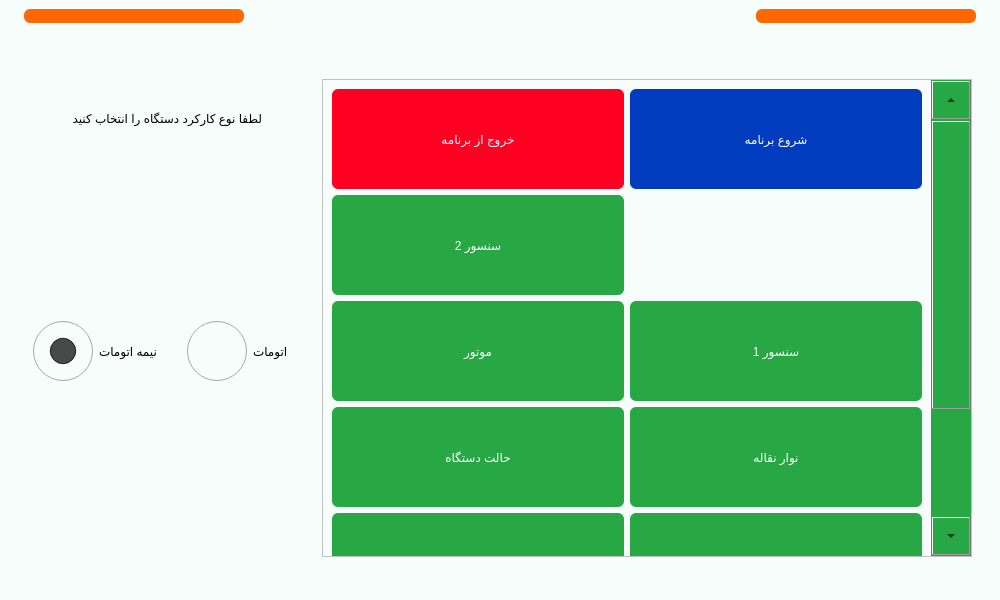
Farazist/raspberrypi-app, file main.ui: the form before one commit.
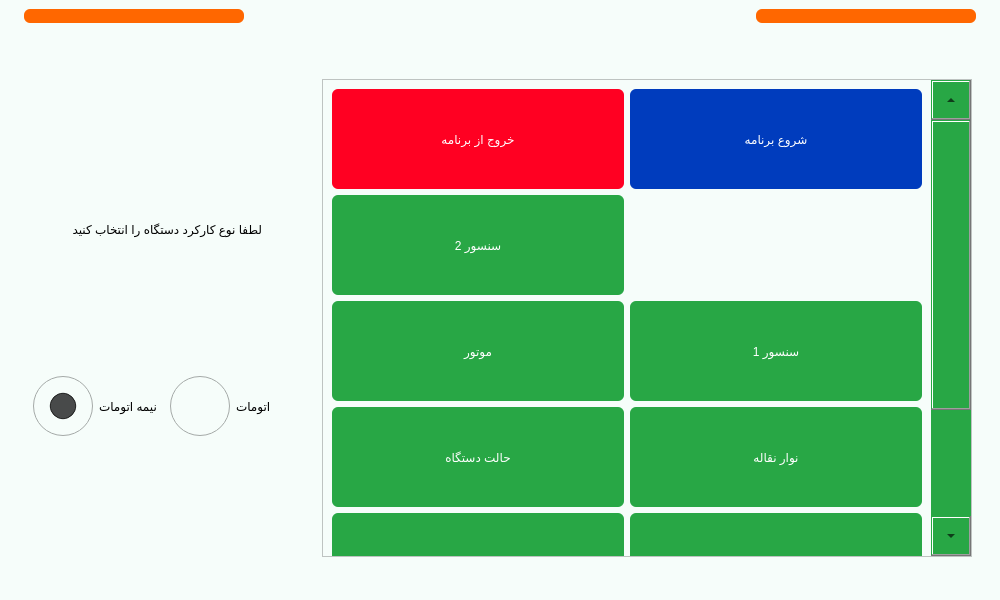
The form after the commit. The open tabs and pages were chosen to show the change. Icons and pictures are not drawn.

Commit message: change motor name

```diff
--- a/main.ui
+++ b/main.ui
@@ -1577,7 +1577,7 @@
                   </property>
                  </widget>
                 </item>
-                <item alignment="Qt::AlignHCenter|Qt::AlignVCenter">
+                <item>
                  <widget class="QRadioButton" name="btnAutoDevice">
                   <property name="enabled">
                    <bool>false</bool>
```
Left out of the diff: 8 changed lines with no effect on the pictures. The commit also changes 2 other files.
